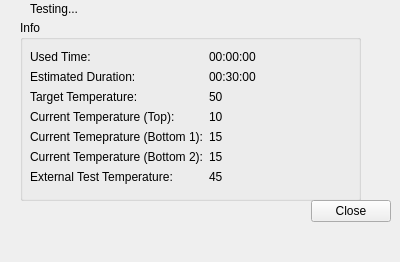
The window that ServiceSW/Master/Components/DiagnosticsManufacturing/Forms/HeatingTestDialog.ui (Liyezhong/Master) describes before a commit, drawn with Qt 5.
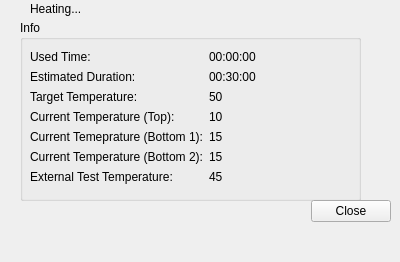
The same window after the commit.

Commit message: M:Retort : heating retort (with water)

Patch:
```diff
--- a/ServiceSW/Master/Components/DiagnosticsManufacturing/Forms/HeatingTestDialog.ui
+++ b/ServiceSW/Master/Components/DiagnosticsManufacturing/Forms/HeatingTestDialog.ui
@@ -41,7 +41,7 @@
     </rect>
    </property>
    <property name="text">
-    <string>Testing...</string>
+    <string>Heating...</string>
    </property>
   </widget>
   <widget class="QGroupBox" name="groupBox">
@@ -62,7 +62,7 @@
       <x>10</x>
       <y>30</y>
       <width>321</width>
-      <height>141</height>
+      <height>157</height>
      </rect>
     </property>
     <layout class="QFormLayout" name="formLayout">
```
The commit also changes 11 other files.
